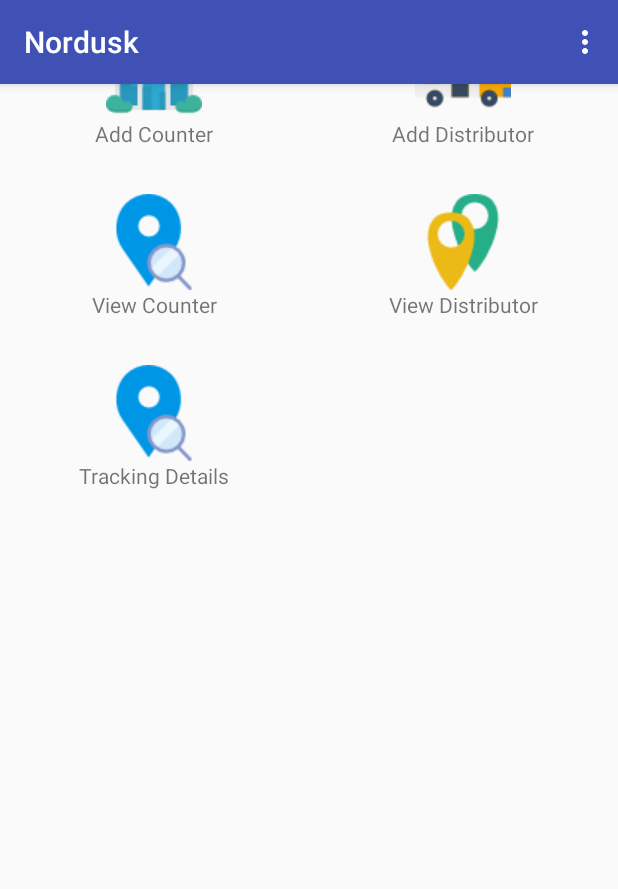
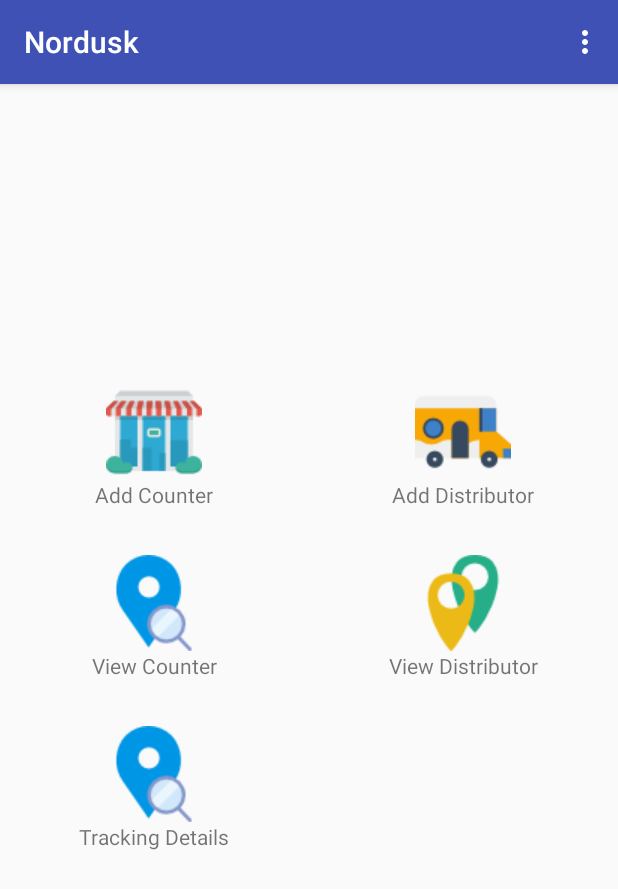
Before and after one commit to amitkp/Android, an Android app: the Dashboard screen opened directly, with no data from a screen before it, on a phone screen of 412 x 824 dp. Shown: the top 889 px of the screen. Run offline under Robolectric (Android 15) with nearby library versions, the phone set to English and light mode, and no system bars.

Commit message:
neeloy_20_11

```diff
--- a/app/build.gradle
+++ b/app/build.gradle
@@ -2,7 +2,7 @@ apply plugin: 'com.android.application'
 
 android {
     compileSdkVersion 23
-    buildToolsVersion "23.0.1"
+    buildToolsVersion "23.0.2"
 
     defaultConfig {
         applicationId "com.nordusk"
@@ -26,7 +26,8 @@ dependencies {
     compile fileTree(dir: 'libs', include: ['*.jar'])
     testCompile 'junit:junit:4.12'
     compile 'com.android.support:appcompat-v7:23.1.1'
+    compile 'com.android.support:design:23.1.1'
     compile 'org.jbundle.util.osgi.wrapped:org.jbundle.util.osgi.wrapped.org.apache.http.client:4.1.2'
-    compile 'com.google.android.gms:play-services:9.4.0'
+    compile 'com.google.android.gms:play-services-maps:9.4.0'
 
 }
--- a/app/src/debug/res/values/google_maps_api.xml
+++ b/app/src/debug/res/values/google_maps_api.xml
@@ -15,5 +15,5 @@
     Once you have your key (it starts with "AIza"), replace the "google_maps_key"
     string in this file.
     -->
-    <string name="google_maps_key" templateMergeStrategy="preserve" translatable="false">AIzaSyDcxVYLHCcQ2OfEU4Pk24Jj5pDiKOIUTdY</string>
+    <string name="google_maps_key" templateMergeStrategy="preserve" translatable="false">AIzaSyDNH8bVB0ybiFk9SrCw12oYo4NTu3PFeM0</string>
 </resources>
--- a/app/src/main/java/com/nordusk/UI/Dashboard.java
+++ b/app/src/main/java/com/nordusk/UI/Dashboard.java
@@ -11,6 +11,7 @@ import android.widget.Toast;
 
 import com.nordusk.R;
 import com.nordusk.adapter.GridDashboardAdapter;
+import com.nordusk.utility.Prefs;
 import com.nordusk.webservices.LogoutAsync;
 
 public class Dashboard extends AppCompatActivity {
@@ -89,6 +90,7 @@ public class Dashboard extends AppCompatActivity {
                 @Override
                 public void OnSuccess(String responsecode) {
                     Toast.makeText(Dashboard.this, responsecode, Toast.LENGTH_SHORT).show();
+                    new Prefs(Dashboard.this).clearData();
                     startActivity(new Intent(Dashboard.this, Login.class));
                     finish();
                 }
@@ -103,6 +105,8 @@ public class Dashboard extends AppCompatActivity {
                     Toast.makeText(Dashboard.this, "Please check your network connection", Toast.LENGTH_SHORT).show();
                 }
             });
+
+            logoutAsync.execute();
 
         }
 
--- a/app/src/main/java/com/nordusk/adapter/GridDashboardAdapter.java
+++ b/app/src/main/java/com/nordusk/adapter/GridDashboardAdapter.java
@@ -39,7 +39,7 @@ public class GridDashboardAdapter extends BaseAdapter{
 
     @Override
     public Object getItem(int i) {
-        return null;
+        return options_dashboard[i];
     }
 
     @Override
--- a/app/src/main/res/layout/app_bar_main.xml
+++ b/app/src/main/res/layout/app_bar_main.xml
@@ -8,6 +8,7 @@
     tools:context=".UI.Dashboard">
 
     <android.support.design.widget.AppBarLayout
+        android:id="@+id/toolbar_main"
         android:layout_width="match_parent"
         android:layout_height="wrap_content"
         android:theme="@style/AppTheme.AppBarOverlay">
@@ -21,7 +22,11 @@
 
     </android.support.design.widget.AppBarLayout>
 
-    <include layout="@layout/content_main" />
+    <include
+        android:layout_width="match_parent"
+        android:layout_height="match_parent"
+        android:layout_below="@+id/toolbar_main"
+        layout="@layout/content_main" />
 
    <!-- <android.support.design.widget.FloatingActionButton
         android:id="@+id/fab"
--- a/app/src/main/res/values/strings.xml
+++ b/app/src/main/res/values/strings.xml
@@ -5,7 +5,7 @@
     <string name="navigation_drawer_open">Open navigation drawer</string>
     <string name="navigation_drawer_close">Close navigation drawer</string>
     <string name="action_settings">Log Out</string>
-    <string name="google_maps_key">AIzaSyDcxVYLHCcQ2OfEU4Pk24Jj5pDiKOIUTdY</string>
+    <string name="google_maps_key">AIzaSyDNH8bVB0ybiFk9SrCw12oYo4NTu3PFeM0</string>
 
     <!--Splash-->
     <string name="txt_login">Login</string>
```
Also changed, not shown: app/src/main/java/com/nordusk/UI/Splash.java (+8 -0 lines), app/src/main/java/com/nordusk/utility/Prefs.java (+10 -0 lines), app/src/main/java/com/nordusk/webservices/LoginAsync.java (+8 -4 lines), app/src/main/java/com/nordusk/webservices/LogoutAsync.java (+8 -5 lines).
